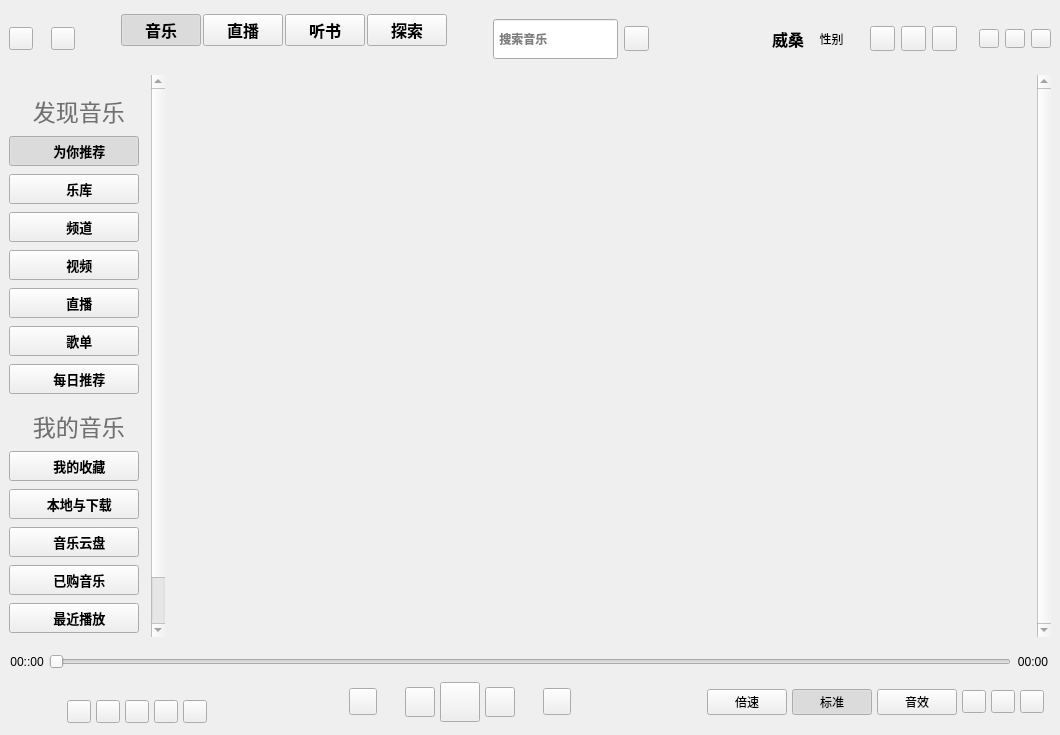
This is KuGouStart/KuGouApp.ui in a-mo-xi-wei/Qt-KuGouAppClient as Qt 5 draws it before an edit. The edited form follows.
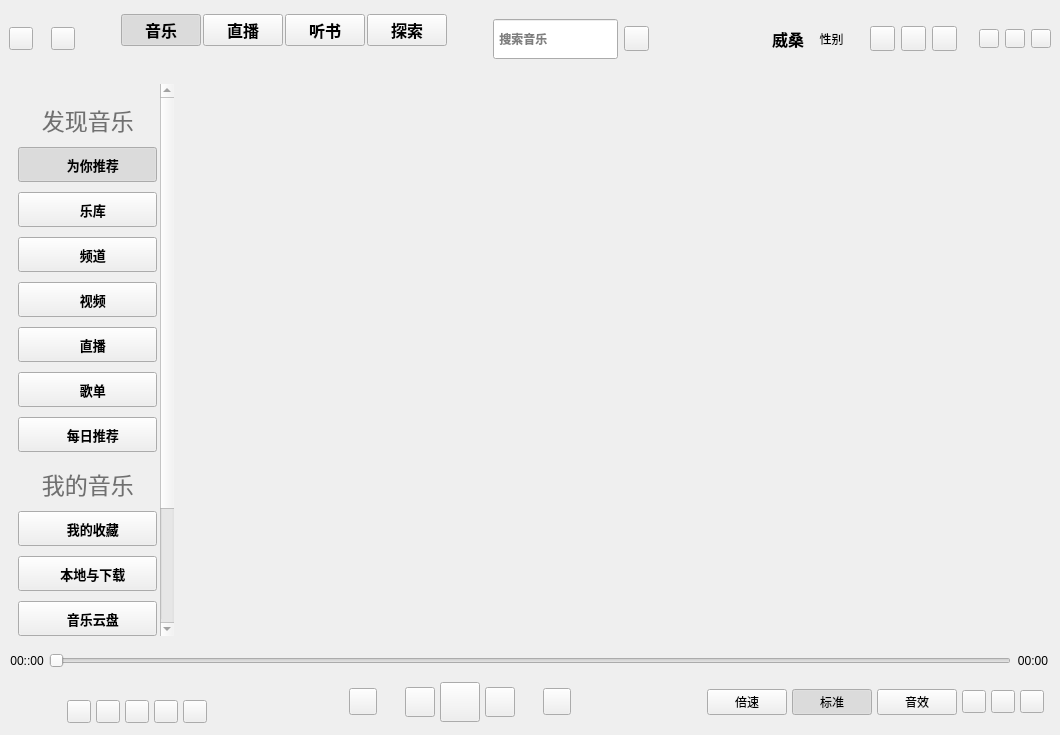
This is the edited form. Custom widgets are drawn as their Qt base class.

Commit message: 调整去除主界面的滚动区域

What changed in the file:
```diff
--- a/KuGouStart/KuGouApp.ui
+++ b/KuGouStart/KuGouApp.ui
@@ -22,7 +22,7 @@
   <property name="windowTitle">
    <string>KuGouApp</string>
   </property>
-  <layout class="QVBoxLayout" name="verticalLayout_7">
+  <layout class="QVBoxLayout" name="verticalLayout_5">
    <property name="spacing">
     <number>0</number>
    </property>
@@ -704,19 +704,7 @@
      <property name="mouseTracking">
       <bool>false</bool>
      </property>
-     <layout class="QHBoxLayout" name="horizontalLayout_5">
-      <property name="spacing">
-       <number>3</number>
-      </property>
-      <property name="leftMargin">
-       <number>0</number>
-      </property>
-      <property name="topMargin">
-       <number>0</number>
-      </property>
-      <property name="rightMargin">
-       <number>9</number>
-      </property>
+     <layout class="QHBoxLayout" name="horizontalLayout_3">
       <item>
        <widget class="QScrollArea" name="menu_scrollArea">
         <property name="sizePolicy">
@@ -750,9 +738,9 @@
          <property name="geometry">
           <rect>
            <x>0</x>
-           <y>-43</y>
-           <width>151</width>
-           <height>598</height>
+           <y>0</y>
+           <width>148</width>
+           <height>689</height>
           </rect>
          </property>
          <layout class="QVBoxLayout" name="verticalLayout_3">
@@ -760,7 +748,7 @@
            <number>10</number>
           </property>
           <property name="rightMargin">
-           <number>9</number>
+           <number>0</number>
           </property>
           <item>
            <widget class="QWidget" name="center_menu_widget" native="true">
@@ -777,7 +765,7 @@
             </property>
             <layout class="QVBoxLayout" name="verticalLayout">
              <property name="spacing">
-              <number>8</number>
+              <number>10</number>
              </property>
              <property name="leftMargin">
               <number>0</number>
@@ -819,13 +807,13 @@
                <property name="minimumSize">
                 <size>
                  <width>130</width>
-                 <height>30</height>
+                 <height>35</height>
                 </size>
                </property>
                <property name="maximumSize">
                 <size>
-                 <width>16777215</width>
-                 <height>70</height>
+                 <width>140</width>
+                 <height>40</height>
                 </size>
                </property>
                <property name="font">
@@ -874,13 +862,13 @@
                <property name="minimumSize">
                 <size>
                  <width>130</width>
-                 <height>30</height>
+                 <height>35</height>
                 </size>
                </property>
                <property name="maximumSize">
                 <size>
-                 <width>16777215</width>
-                 <height>70</height>
+                 <width>140</width>
+                 <height>40</height>
                 </size>
                </property>
                <property name="font">
@@ -923,13 +911,13 @@
                <property name="minimumSize">
                 <size>
                  <width>130</width>
-                 <height>30</height>
+                 <height>35</height>
                 </size>
                </property>
                <property name="maximumSize">
                 <size>
-                 <width>16777215</width>
-                 <height>70</height>
+                 <width>140</width>
+                 <height>40</height>
                 </size>
                </property>
                <property name="font">
@@ -972,13 +960,13 @@
                <property name="minimumSize">
                 <size>
                  <width>130</width>
-                 <height>30</height>
+                 <height>35</height>
                 </size>
                </property>
                <property name="maximumSize">
                 <size>
-                 <width>16777215</width>
-                 <height>70</height>
+                 <width>140</width>
+                 <height>40</height>
                 </size>
                </property>
                <property name="font">
@@ -1021,13 +1009,13 @@
                <property name="minimumSize">
                 <size>
                  <width>130</width>
-                 <height>30</height>
+                 <height>35</height>
                 </size>
                </property>
                <property name="maximumSize">
                 <size>
-                 <width>16777215</width>
-                 <height>70</height>
+                 <width>140</width>
+                 <height>40</height>
                 </size>
                </property>
                <property name="font">
@@ -1070,13 +1058,13 @@
                <property name="minimumSize">
                 <size>
                  <width>130</width>
-                 <height>30</height>
+                 <height>35</height>
                 </size>
                </property>
                <property name="maximumSize">
                 <size>
-                 <width>16777215</width>
-                 <height>70</height>
+                 <width>140</width>
+                 <height>40</height>
                 </size>
                </property>
                <property name="font">
@@ -1119,13 +1107,13 @@
                <property name="minimumSize">
                 <size>
                  <width>130</width>
-                 <height>30</height>
+                 <height>35</height>
                 </size>
                </property>
                <property name="maximumSize">
                 <size>
-                 <width>16777215</width>
-                 <height>70</height>
+                 <width>140</width>
+                 <height>40</height>
                 </size>
                </property>
                <property name="font">
@@ -1175,7 +1163,7 @@
             </property>
             <layout class="QVBoxLayout" name="verticalLayout_2">
              <property name="spacing">
-              <number>8</number>
+              <number>10</number>
              </property>
              <property name="leftMargin">
               <number>0</number>
@@ -1220,13 +1208,13 @@
                <property name="minimumSize">
                 <size>
                  <width>130</width>
-                 <height>30</height>
+                 <height>35</height>
                 </size>
                </property>
                <property name="maximumSize">
                 <size>
-                 <width>16777215</width>
-                 <height>70</height>
+                 <width>140</width>
+                 <height>40</height>
                 </size>
                </property>
                <property name="font">
@@ -1269,13 +1257,13 @@
                <property name="minimumSize">
                 <size>
                  <width>130</width>
-                 <height>30</height>
+                 <height>35</height>
                 </size>
                </property>
                <property name="maximumSize">
                 <size>
-                 <width>16777215</width>
-                 <height>70</height>
+                 <width>140</width>
+                 <height>40</height>
                 </size>
                </property>
                <property name="font">
@@ -1318,13 +1306,13 @@
                <property name="minimumSize">
                 <size>
                  <width>130</width>
-                 <height>30</height>
+                 <height>35</height>
                 </size>
                </property>
                <property name="maximumSize">
                 <size>
-                 <width>16777215</width>
-                 <height>70</height>
+                 <width>140</width>
+                 <height>40</height>
                 </size>
                </property>
                <property name="font">
@@ -1367,13 +1355,13 @@
                <property name="minimumSize">
                 <size>
                  <width>130</width>
-                 <height>30</height>
+                 <height>35</height>
                 </size>
                </property>
                <property name="maximumSize">
                 <size>
-                 <width>16777215</width>
-                 <height>70</height>
+                 <width>140</width>
+                 <height>40</height>
                 </size>
                </property>
                <property name="font">
@@ -1416,13 +1404,13 @@
                <property name="minimumSize">
                 <size>
                  <width>130</width>
-                 <height>30</height>
+                 <height>35</height>
                 </size>
                </property>
                <property name="maximumSize">
                 <size>
-                 <width>16777215</width>
-                 <height>70</height>
+                 <width>140</width>
+                 <height>40</height>
                 </size>
                </property>
                <property name="font">
@@ -1465,13 +1453,13 @@
                <property name="minimumSize">
                 <size>
                  <width>130</width>
-                 <height>30</height>
+                 <height>35</height>
                 </size>
                </property>
                <property name="maximumSize">
                 <size>
-                 <width>16777215</width>
-                 <height>70</height>
+                 <width>140</width>
+                 <height>40</height>
                 </size>
                </property>
                <property name="font">
@@ -1511,47 +1499,49 @@
        </widget>
       </item>
       <item>
-       <widget class="MyScrollArea" name="context_scrollArea">
-        <property name="frameShape">
-         <enum>QFrame::NoFrame</enum>
+       <widget class="QWidget" name="widget" native="true">
+        <property name="sizePolicy">
+         <sizepolicy hsizetype="Expanding" vsizetype="Preferred">
+          <horstretch>0</horstretch>
+          <verstretch>0</verstretch>
+         </sizepolicy>
         </property>
-        <property name="verticalScrollBarPolicy">
-         <enum>Qt::ScrollBarAlwaysOn</enum>
-        </property>
-        <property name="horizontalScrollBarPolicy">
-         <enum>Qt::ScrollBarAlwaysOff</enum>
-        </property>
-        <property name="widgetResizable">
-         <bool>true</bool>
-        </property>
-        <property name="alignment">
-         <set>Qt::AlignCenter</set>
-        </property>
-        <widget class="QWidget" name="context_scrollAreaWidgetContents">
-         <property name="geometry">
-          <rect>
-           <x>0</x>
-           <y>0</y>
-           <width>866</width>
-           <height>555</height>
-          </rect>
+        <layout class="QHBoxLayout" name="horizontalLayout_4">
+         <property name="spacing">
+          <number>0</number>
          </property>
-         <layout class="QHBoxLayout" name="horizontalLayout_4">
-          <property name="leftMargin">
-           <number>0</number>
-          </property>
-          <property name="rightMargin">
-           <number>0</number>
-          </property>
-          <item>
-           <widget class="MyStackedWidget" name="stackedWidget">
-            <property name="currentIndex">
-             <number>-1</number>
-            </property>
-           </widget>
-          </item>
-         </layout>
-        </widget>
+         <property name="leftMargin">
+          <number>0</number>
+         </property>
+         <property name="topMargin">
+          <number>0</number>
+         </property>
+         <property name="rightMargin">
+          <number>0</number>
+         </property>
+         <property name="bottomMargin">
+          <number>0</number>
+         </property>
+         <item>
+          <widget class="MyStackedWidget" name="stackedWidget">
+           <property name="sizePolicy">
+            <sizepolicy hsizetype="Expanding" vsizetype="Expanding">
+             <horstretch>0</horstretch>
+             <verstretch>0</verstretch>
+            </sizepolicy>
+           </property>
+           <property name="minimumSize">
+            <size>
+             <width>0</width>
+             <height>35</height>
+            </size>
+           </property>
+           <property name="currentIndex">
+            <number>-1</number>
+           </property>
+          </widget>
+         </item>
+        </layout>
        </widget>
       </item>
      </layout>
@@ -1568,7 +1558,13 @@
      <property name="minimumSize">
       <size>
        <width>0</width>
-       <height>65</height>
+       <height>90</height>
+      </size>
+     </property>
+     <property name="maximumSize">
+      <size>
+       <width>16777215</width>
+       <height>90</height>
       </size>
      </property>
      <property name="mouseTracking">
@@ -2181,12 +2177,6 @@
    <header>CenterWidget.h</header>
    <container>1</container>
   </customwidget>
-  <customwidget>
-   <class>MyScrollArea</class>
-   <extends>QScrollArea</extends>
-   <header>MyScrollArea.h</header>
-   <container>1</container>
-  </customwidget>
   <customwidget>
    <class>MyStackedWidget</class>
    <extends>QStackedWidget</extends>
```
The commit also changes 4 other files.
